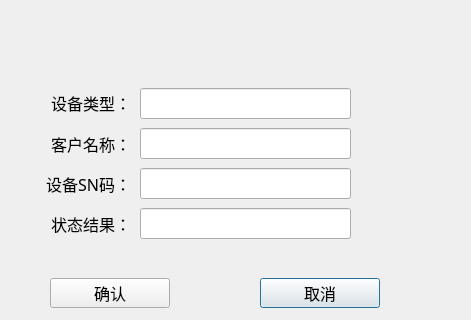
This is IMM-CalibrateTool/IMM-CalibrateTool/logs/logquerydlg/log_logquerydlg.ui in ChinaClever/ScalePoint as Qt 5 draws it before an edit; both pictures show x 0 to 471 and y 142 to 462 of the 471 by 462 pixel window. The edited form follows.
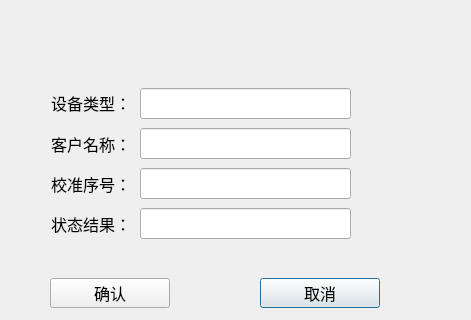
This is the edited form.

```diff
--- a/IMM-CalibrateTool/IMM-CalibrateTool/logs/logquerydlg/log_logquerydlg.ui
+++ b/IMM-CalibrateTool/IMM-CalibrateTool/logs/logquerydlg/log_logquerydlg.ui
@@ -186,7 +186,7 @@
     <string notr="true"/>
    </property>
    <property name="text">
-    <string>设备SN码：</string>
+    <string>校准序号：</string>
    </property>
    <property name="alignment">
     <set>Qt::AlignRight|Qt::AlignTrailing|Qt::AlignVCenter</set>
```
